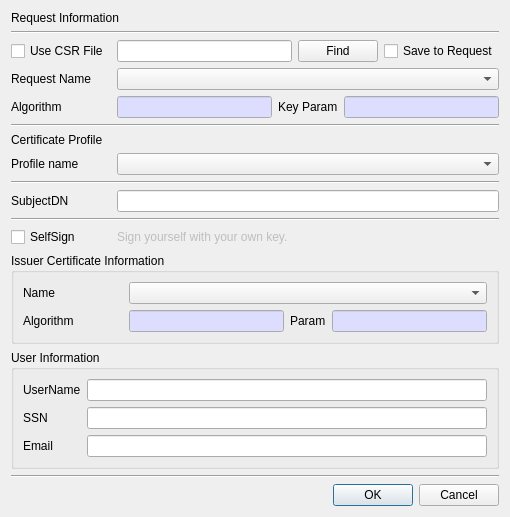
Above: CertMan/make_cert_dlg.ui from jykim74/CertMan before the change. Below: the same form after it.
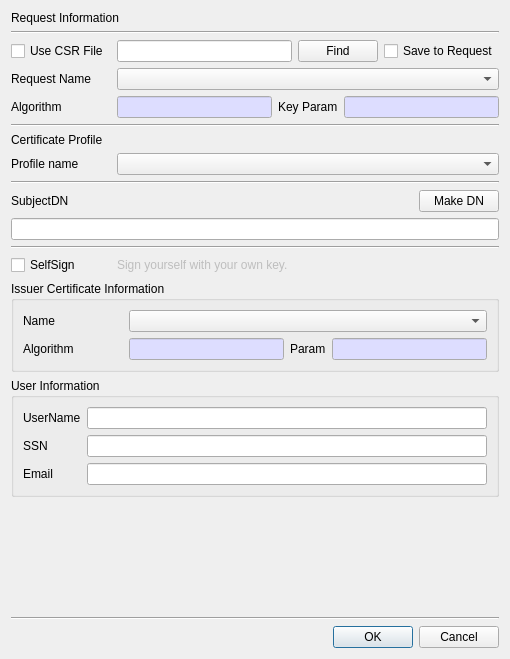
That is the form after the change.

The edit to the form file:
```diff
--- a/CertMan/make_cert_dlg.ui
+++ b/CertMan/make_cert_dlg.ui
@@ -7,7 +7,7 @@
     <x>0</x>
     <y>0</y>
     <width>510</width>
-    <height>491</height>
+    <height>659</height>
    </rect>
   </property>
   <property name="windowTitle">
@@ -299,7 +299,29 @@
        </property>
       </widget>
      </item>
+     <item row="0" column="2">
+      <widget class="QPushButton" name="mMakeDNBtn">
+       <property name="text">
+        <string>Make DN</string>
+       </property>
+      </widget>
+     </item>
      <item row="0" column="1">
+      <spacer name="horizontalSpacer">
+       <property name="orientation">
+        <enum>Qt::Horizontal</enum>
+       </property>
+       <property name="sizeHint" stdset="0">
+        <size>
+         <width>40</width>
+         <height>20</height>
+        </size>
+       </property>
+      </spacer>
+     </item>
+    </layout>
+   </item>
+   <item>
       <widget class="QLineEdit" name="mSubjectDNText">
        <property name="palette">
         <palette>
@@ -343,8 +365,6 @@
        </property>
       </widget>
      </item>
-    </layout>
-   </item>
    <item>
     <widget class="Line" name="line">
      <property name="orientation">
```
Left out of the diff: 1 changed line with no effect on the pictures. Lines whose indentation alone changed are shown as unchanged.
